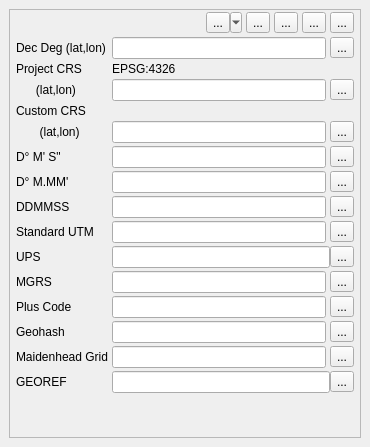
The window that ui/coordinateConverter.ui (NationalSecurityAgency/qgis-latlontools-plugin) describes before a commit, drawn with Qt 5.
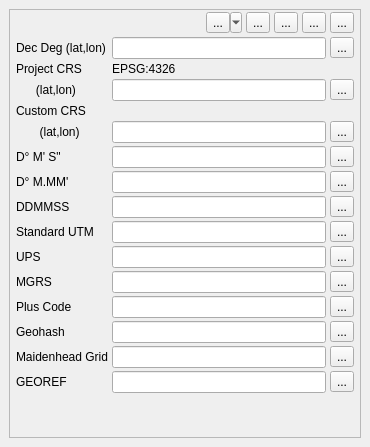
The same window after the commit. Custom widgets are drawn as their Qt base class.

What changed in the file:
```diff
--- a/ui/coordinateConverter.ui
+++ b/ui/coordinateConverter.ui
@@ -462,6 +462,9 @@
           </item>
           <item row="9" column="1">
            <layout class="QHBoxLayout" name="horizontalLayout_4">
+            <property name="spacing">
+             <number>4</number>
+            </property>
             <item>
              <widget class="QLineEdit" name="upsLineEdit"/>
             </item>
@@ -483,6 +486,9 @@
           </item>
           <item row="14" column="1">
            <layout class="QHBoxLayout" name="horizontalLayout_14">
+            <property name="spacing">
+             <number>4</number>
+            </property>
             <item>
              <widget class="QLineEdit" name="georefLineEdit"/>
             </item>
```
